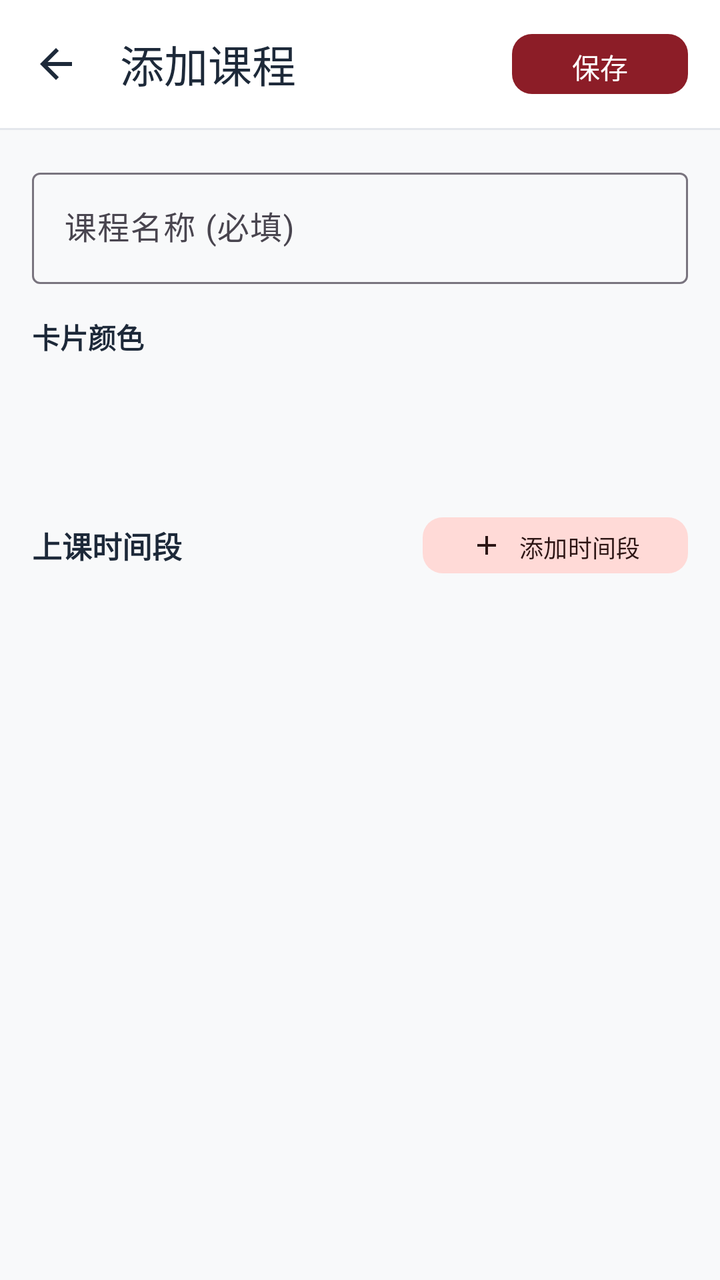
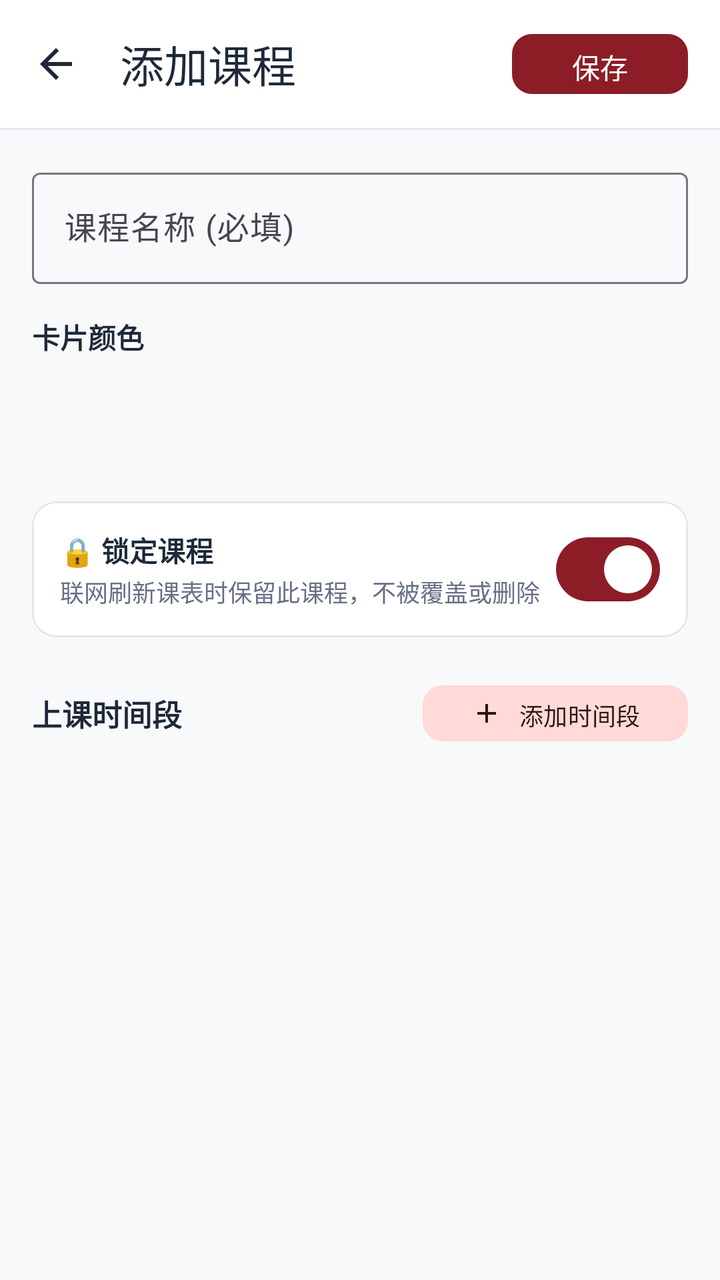

The first picture is an Android layout as it rendered before a commit; the second is the same layout after the commit. The layout source and the unified diff follow.
<!-- AndroidManifest.xml: application theme Theme.UsstJwgl -->
<!-- res/layout/activity_add_course.xml -->
<?xml version="1.0" encoding="utf-8"?>
<LinearLayout xmlns:android="http://schemas.android.com/apk/res/android"
    xmlns:app="http://schemas.android.com/apk/res-auto"
    android:layout_width="match_parent"
    android:layout_height="match_parent"
    android:fitsSystemWindows="true"
    android:background="@color/background"
    android:orientation="vertical">

    
    <com.google.android.material.appbar.MaterialToolbar
        android:id="@+id/toolbarAddCourse"
        android:layout_width="match_parent"
        android:layout_height="?attr/actionBarSize"
        android:background="@color/surface"
        app:navigationIcon="@drawable/ic_arrow_back"
        app:title="添加课程"
        app:titleTextColor="@color/text_primary">

        <com.google.android.material.button.MaterialButton
            android:id="@+id/btnSaveCourse"
            style="@style/Widget.Material3.Button"
            android:layout_width="wrap_content"
            android:layout_height="38dp"
            android:layout_gravity="end"
            android:layout_marginEnd="16dp"
            android:text="保存"
            app:cornerRadius="10dp" />
    </com.google.android.material.appbar.MaterialToolbar>

    <View
        android:layout_width="match_parent"
        android:layout_height="1dp"
        android:background="@color/border" />

    <androidx.core.widget.NestedScrollView
        android:layout_width="match_parent"
        android:layout_height="0dp"
        android:layout_weight="1"
        android:fillViewport="true">

        <LinearLayout
            android:layout_width="match_parent"
            android:layout_height="wrap_content"
            android:orientation="vertical"
            android:padding="16dp">

            
            <com.google.android.material.textfield.TextInputLayout
                style="@style/Widget.Material3.TextInputLayout.OutlinedBox"
                android:layout_width="match_parent"
                android:layout_height="wrap_content"
                android:hint="课程名称 (必填)">

                <com.google.android.material.textfield.TextInputEditText
                    android:id="@+id/etCourseName"
                    android:layout_width="match_parent"
                    android:layout_height="wrap_content"
                    android:singleLine="true"
                    android:textSize="16sp" />
            </com.google.android.material.textfield.TextInputLayout>

            
            <TextView
                android:layout_width="wrap_content"
                android:layout_height="wrap_content"
                android:layout_marginTop="16dp"
                android:text="卡片颜色"
                android:textColor="@color/text_primary"
                android:textSize="14sp"
                android:textStyle="bold" />

            <HorizontalScrollView
                android:layout_width="match_parent"
                android:layout_height="wrap_content"
                android:layout_marginTop="8dp"
                android:scrollbars="none">

                <LinearLayout
                    android:id="@+id/llColorPalette"
                    android:layout_width="wrap_content"
                    android:layout_height="48dp"
                    android:gravity="center_vertical"
                    android:orientation="horizontal">
                    
                </LinearLayout>
            </HorizontalScrollView>

            
            <LinearLayout
                android:layout_width="match_parent"
                android:layout_height="wrap_content"
                android:layout_marginTop="20dp"
                android:gravity="center_vertical"
                android:orientation="horizontal">

                <TextView
                    android:layout_width="0dp"
                    android:layout_height="wrap_content"
                    android:layout_weight="1"
                    android:text="上课时间段"
                    android:textColor="@color/text_primary"
                    android:textSize="15sp"
                    android:textStyle="bold" />

                <com.google.android.material.button.MaterialButton
                    android:id="@+id/btnAddSlot"
                    style="@style/Widget.Material3.Button.TonalButton"
                    android:layout_width="wrap_content"
                    android:layout_height="36dp"
                    android:text="添加时间段"
                    android:textSize="12sp"
                    app:cornerRadius="10dp"
                    app:icon="@drawable/ic_add"
                    app:iconGravity="textStart"
                    app:iconSize="16dp" />
            </LinearLayout>

            
            <LinearLayout
                android:id="@+id/llSlotsContainer"
                android:layout_width="match_parent"
                android:layout_height="wrap_content"
                android:layout_marginTop="8dp"
                android:orientation="vertical">
                
            </LinearLayout>

        </LinearLayout>
    </androidx.core.widget.NestedScrollView>

</LinearLayout>
<!-- resources referenced by this layout -->
<resources>
  <color name="background">#F8F9FA</color>
  <color name="border">#E4E7EC</color>
  <color name="surface">#FFFFFF</color>
  <color name="text_primary">#1D2939</color>
  <!-- drawable ic_add (drawable) -->
  <vector xmlns:android="http://schemas.android.com/apk/res/android"
      android:width="24dp"
      android:height="24dp"
      android:viewportWidth="24"
      android:viewportHeight="24">
    <path
        android:fillColor="#FF000000"
        android:pathData="M19,13h-6v6h-2v-6H5v-2h6V5h2v6h6v2z"/>
  </vector>
  <!-- drawable ic_arrow_back (drawable) -->
  <vector xmlns:android="http://schemas.android.com/apk/res/android"
      android:width="24dp"
      android:height="24dp"
      android:viewportWidth="24"
      android:viewportHeight="24">
    <path
        android:fillColor="@color/text_primary"
        android:pathData="M20,11H7.83l5.59,-5.59L12,4l-8,8 8,8 1.41,-1.41L7.83,13H20v-2z"/>
  </vector>
  <style name="Theme.UsstJwgl" parent="Theme.Material3.DayNight.NoActionBar">
          <item name="colorPrimary">@color/primary</item>
          <item name="colorOnPrimary">@color/on_primary</item>
          <item name="colorPrimaryContainer">@color/primary_container</item>
          <item name="colorOnPrimaryContainer">@color/on_primary_container</item>
  
          <item name="colorSecondary">@color/secondary</item>
          <item name="colorSecondaryContainer">@color/secondary_container</item>
          <item name="colorOnSecondaryContainer">@color/on_secondary_container</item>
  
          <item name="android:statusBarColor">@android:color/transparent</item>
          <item name="android:windowLightStatusBar">true</item>
          <item name="android:navigationBarColor">@android:color/transparent</item>
          <item name="android:windowLightNavigationBar" tools:targetApi="o_mr1">true</item>
          <item name="android:windowBackground">@color/background</item>
  
          
          <item name="bottomNavigationStyle">@style/Widget.Material3.BottomNavigationView</item>
  
          
          <item name="materialCardViewStyle">@style/Widget.Material3.CardView.Outlined</item>
          <item name="android:forceDarkAllowed" tools:targetApi="q">false</item>
      </style>
  <color name="primary">#8C1D27</color>
  <color name="on_primary">#FFFFFF</color>
  <color name="primary_container">#FFDAD8</color>
  <color name="on_primary_container">#3B080E</color>
  <color name="secondary">#775654</color>
  <color name="secondary_container">#FFDAD7</color>
  <color name="on_secondary_container">#2C1514</color>
</resources>

<!-- the commit's change to res/layout/activity_add_course.xml (unified diff, before → after) -->
@@ -87,6 +87,57 @@
             </HorizontalScrollView>
 
             
+            <com.google.android.material.card.MaterialCardView
+                android:id="@+id/cardLockCourse"
+                android:layout_width="match_parent"
+                android:layout_height="wrap_content"
+                android:layout_marginTop="16dp"
+                app:cardBackgroundColor="@color/surface"
+                app:cardCornerRadius="12dp"
+                app:cardElevation="0dp"
+                app:strokeColor="@color/border"
+                app:strokeWidth="1dp">
+
+                <LinearLayout
+                    android:layout_width="match_parent"
+                    android:layout_height="wrap_content"
+                    android:gravity="center_vertical"
+                    android:orientation="horizontal"
+                    android:paddingHorizontal="14dp"
+                    android:paddingVertical="10dp">
+
+                    <LinearLayout
+                        android:layout_width="0dp"
+                        android:layout_height="wrap_content"
+                        android:layout_weight="1"
+                        android:orientation="vertical">
+
+                        <TextView
+                            android:layout_width="wrap_content"
+                            android:layout_height="wrap_content"
+                            android:text="🔒 锁定课程"
+                            android:textColor="@color/text_primary"
+                            android:textSize="14sp"
+                            android:textStyle="bold" />
+
+                        <TextView
+                            android:layout_width="wrap_content"
+                            android:layout_height="wrap_content"
+                            android:layout_marginTop="2dp"
+                            android:text="联网刷新课表时保留此课程，不被覆盖或删除"
+                            android:textColor="@color/text_secondary"
+                            android:textSize="12sp" />
+                    </LinearLayout>
+
+                    <com.google.android.material.materialswitch.MaterialSwitch
+                        android:id="@+id/switchLockCourse"
+                        android:layout_width="wrap_content"
+                        android:layout_height="wrap_content"
+                        android:checked="true" />
+                </LinearLayout>
+            </com.google.android.material.card.MaterialCardView>
+
+            
             <LinearLayout
                 android:layout_width="match_parent"
                 android:layout_height="wrap_content"
<!-- resource entries referenced after the edit -->
@@ -4,6 +4,7 @@
   <color name="border">#E4E7EC</color>
   <color name="surface">#FFFFFF</color>
   <color name="text_primary">#1D2939</color>
+  <color name="text_secondary">#667085</color>
   <!-- drawable ic_add (drawable) -->
   <vector xmlns:android="http://schemas.android.com/apk/res/android"
       android:width="24dp"
